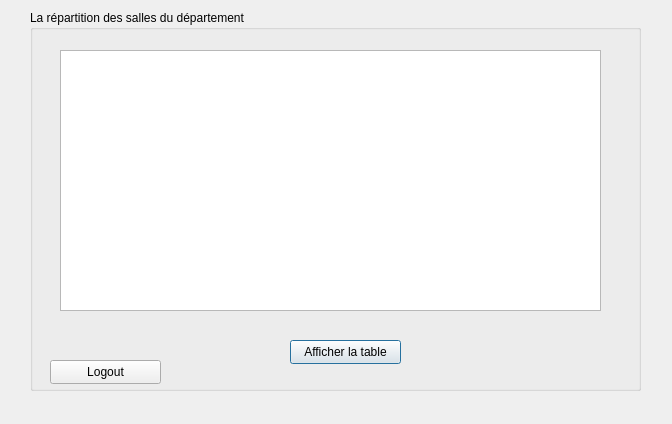
Before: the Qt Designer form salle.ui in aminabkl/Departement_Management, drawn with Qt 5.
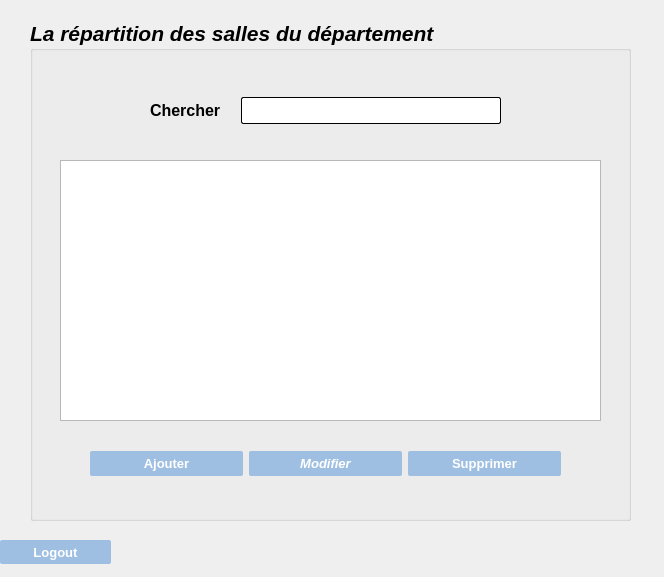
After: the same form once the commit is applied.

Patch:
```diff
--- a/salle.ui
+++ b/salle.ui
@@ -6,8 +6,8 @@
    <rect>
     <x>0</x>
     <y>0</y>
-    <width>672</width>
-    <height>424</height>
+    <width>664</width>
+    <height>577</height>
    </rect>
   </property>
   <property name="windowTitle">
@@ -17,11 +17,18 @@
    <property name="geometry">
     <rect>
      <x>30</x>
-     <y>10</y>
-     <width>611</width>
-     <height>381</height>
+     <y>20</y>
+     <width>601</width>
+     <height>501</height>
     </rect>
    </property>
+   <property name="font">
+    <font>
+     <pointsize>16</pointsize>
+     <italic>true</italic>
+     <bold>true</bold>
+    </font>
+   </property>
    <property name="title">
     <string>La répartition des salles du département</string>
    </property>
@@ -29,39 +36,208 @@
     <property name="geometry">
      <rect>
       <x>30</x>
-      <y>40</y>
+      <y>140</y>
       <width>541</width>
       <height>261</height>
      </rect>
     </property>
+    <property name="font">
+     <font>
+      <pointsize>10</pointsize>
+      <italic>false</italic>
+      <bold>false</bold>
+     </font>
+    </property>
    </widget>
-   <widget class="QPushButton" name="LoadButton">
+   <widget class="QWidget" name="">
     <property name="geometry">
      <rect>
-      <x>260</x>
-      <y>330</y>
-      <width>111</width>
-      <height>24</height>
+      <x>60</x>
+      <y>430</y>
+      <width>471</width>
+      <height>27</height>
      </rect>
     </property>
-    <property name="text">
-     <string>Afficher la table</string>
-    </property>
+    <layout class="QHBoxLayout" name="horizontalLayout">
+     <item>
+      <widget class="QPushButton" name="AddButton">
+       <property name="font">
+        <font>
+         <pointsize>-1</pointsize>
+         <italic>false</italic>
+         <bold>true</bold>
+        </font>
+       </property>
+       <property name="styleSheet">
+        <string notr="true">QPushButton{
+color: #ffffff;
+border-radius:2px;
+background-color: rgb(159, 191, 226);
+height: 25px;
+font-size:13px;
+}
+QPushButton:hover:!pressed
+{
+	background-color: rgb(179, 216, 255);
+}
+QPushButton:pressed
+{
+              transition: 0.9s; 
+}</string>
+       </property>
+       <property name="text">
+        <string>Ajouter</string>
+       </property>
+      </widget>
+     </item>
+     <item>
+      <widget class="QPushButton" name="EditButton">
+       <property name="font">
+        <font>
+         <pointsize>-1</pointsize>
+         <bold>true</bold>
+        </font>
+       </property>
+       <property name="styleSheet">
+        <string notr="true">QPushButton{
+color: #ffffff;
+border-radius:2px;
+background-color: rgb(159, 191, 226);
+height: 25px;
+font-size:13px;
+}
+QPushButton:hover:!pressed
+{
+	background-color: rgb(179, 216, 255);
+}
+QPushButton:pressed
+{
+              transition: 0.9s; 
+}</string>
+       </property>
+       <property name="text">
+        <string>Modifier</string>
+       </property>
+      </widget>
+     </item>
+     <item>
+      <widget class="QPushButton" name="DeleteButton">
+       <property name="font">
+        <font>
+         <pointsize>-1</pointsize>
+         <italic>false</italic>
+         <bold>true</bold>
+        </font>
+       </property>
+       <property name="styleSheet">
+        <string notr="true">QPushButton{
+color: #ffffff;
+border-radius:2px;
+background-color: rgb(159, 191, 226);
+height: 25px;
+font-size:13px;
+}
+QPushButton:hover:!pressed
+{
+	background-color: rgb(179, 216, 255);
+}
+QPushButton:pressed
+{
+              transition: 0.9s; 
+}</string>
+       </property>
+       <property name="text">
+        <string>Supprimer</string>
+       </property>
+      </widget>
+     </item>
+    </layout>
    </widget>
-   <widget class="QPushButton" name="LogoutButton">
+   <widget class="QWidget" name="">
     <property name="geometry">
      <rect>
-      <x>20</x>
-      <y>350</y>
-      <width>111</width>
-      <height>24</height>
+      <x>120</x>
+      <y>60</y>
+      <width>351</width>
+      <height>61</height>
      </rect>
     </property>
-    <property name="text">
-     <string>Logout</string>
-    </property>
+    <layout class="QHBoxLayout" name="horizontalLayout_2">
+     <property name="spacing">
+      <number>20</number>
+     </property>
+     <item>
+      <widget class="QLabel" name="label">
+       <property name="font">
+        <font>
+         <pointsize>12</pointsize>
+         <italic>false</italic>
+         <bold>true</bold>
+        </font>
+       </property>
+       <property name="text">
+        <string>Chercher</string>
+       </property>
+      </widget>
+     </item>
+     <item>
+      <widget class="QLineEdit" name="lineEdit">
+       <property name="font">
+        <font>
+         <pointsize>10</pointsize>
+         <italic>false</italic>
+         <bold>false</bold>
+        </font>
+       </property>
+       <property name="styleSheet">
+        <string notr="true">QLineEdit{
+	background-color: rgb(255, 255, 255);
+	 border: 1px  solid;
+     border-radius: 2px;
+height: 25px;
+}</string>
+       </property>
+      </widget>
+     </item>
+    </layout>
    </widget>
   </widget>
+  <widget class="QPushButton" name="LogoutButton">
+   <property name="geometry">
+    <rect>
+     <x>0</x>
+     <y>540</y>
+     <width>111</width>
+     <height>24</height>
+    </rect>
+   </property>
+   <property name="font">
+    <font>
+     <pointsize>-1</pointsize>
+     <bold>true</bold>
+    </font>
+   </property>
+   <property name="styleSheet">
+    <string notr="true">QPushButton{
+color: #ffffff;
+border-radius:2px;
+background-color: rgb(159, 191, 226);
+height: 25px;
+font-size:13px;
+}
+QPushButton:hover:!pressed
+{
+	background-color: rgb(179, 216, 255);
+}
+QPushButton:pressed
+{
+              transition: 0.9s; 
+}</string>
+   </property>
+   <property name="text">
+    <string>Logout</string>
+   </property>
+  </widget>
  </widget>
  <resources/>
  <connections/>
```
